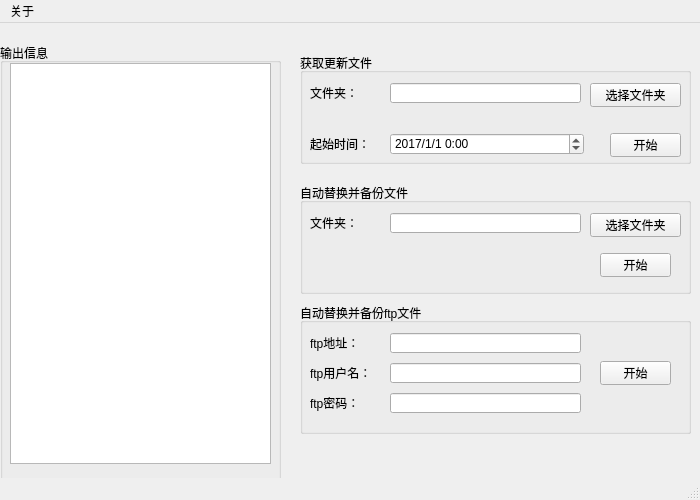
Old version of the form mainwindow.ui in the repository joql/updateFile.
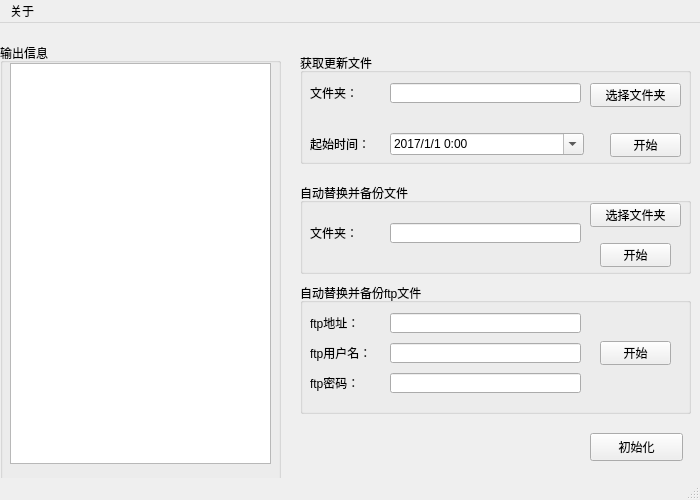
New version of the form.

Diff of the .ui file:
```diff
--- a/mainwindow.ui
+++ b/mainwindow.ui
@@ -99,9 +99,22 @@
        <day>1</day>
       </datetime>
      </property>
+     <property name="minimumDate">
+      <date>
+       <year>1758</year>
+       <month>9</month>
+       <day>14</day>
+      </date>
+     </property>
+     <property name="currentSection">
+      <enum>QDateTimeEdit::HourSection</enum>
+     </property>
      <property name="displayFormat">
       <string>yyyy/M/d H:mm</string>
      </property>
+     <property name="calendarPopup">
+      <bool>true</bool>
+     </property>
     </widget>
     <widget class="QLabel" name="label_">
      <property name="geometry">
@@ -172,7 +185,7 @@
       <x>300</x>
       <y>160</y>
       <width>391</width>
-      <height>111</height>
+      <height>91</height>
      </rect>
     </property>
     <property name="title">
@@ -182,7 +195,7 @@
      <property name="geometry">
       <rect>
        <x>290</x>
-       <y>30</y>
+       <y>20</y>
        <width>91</width>
        <height>24</height>
       </rect>
@@ -195,7 +208,7 @@
      <property name="geometry">
       <rect>
        <x>10</x>
-       <y>30</y>
+       <y>40</y>
        <width>61</width>
        <height>20</height>
       </rect>
@@ -208,7 +221,7 @@
      <property name="geometry">
       <rect>
        <x>90</x>
-       <y>30</y>
+       <y>40</y>
        <width>191</width>
        <height>20</height>
       </rect>
@@ -218,7 +231,7 @@
      <property name="geometry">
       <rect>
        <x>300</x>
-       <y>70</y>
+       <y>60</y>
        <width>71</width>
        <height>24</height>
       </rect>
@@ -232,7 +245,7 @@
     <property name="geometry">
      <rect>
       <x>300</x>
-      <y>280</y>
+      <y>260</y>
       <width>391</width>
       <height>131</height>
      </rect>
@@ -323,6 +336,19 @@
      </property>
     </widget>
    </widget>
+   <widget class="QPushButton" name="pushButton_3">
+    <property name="geometry">
+     <rect>
+      <x>590</x>
+      <y>410</y>
+      <width>93</width>
+      <height>28</height>
+     </rect>
+    </property>
+    <property name="text">
+     <string>初始化</string>
+    </property>
+   </widget>
   </widget>
   <widget class="QMenuBar" name="menuBar">
    <property name="geometry">
```
Left out of the diff: 5 changed lines with no effect on the pictures.
